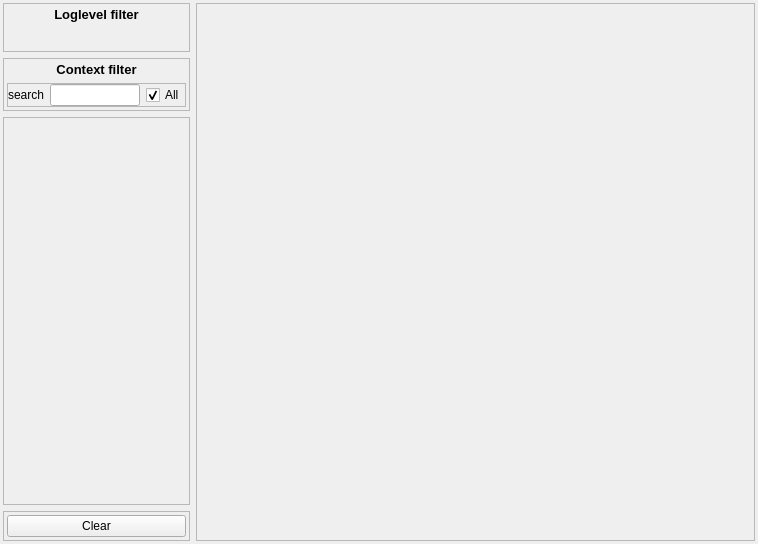
The window that core/ui/QAbstractLogView.ui (KROIA/Logger) describes before a commit, drawn with Qt 5.
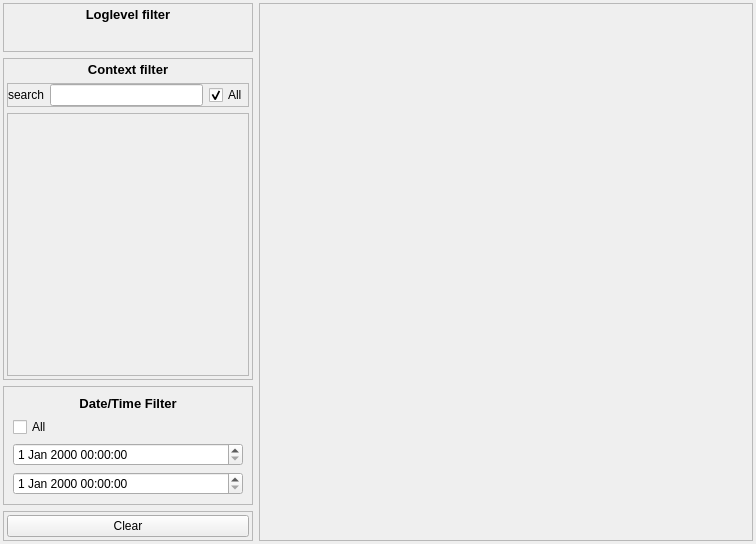
The same window after the commit. Custom widgets are drawn as their Qt base class.

The edit to the form file:
```diff
--- a/core/ui/QAbstractLogView.ui
+++ b/core/ui/QAbstractLogView.ui
@@ -6,14 +6,14 @@
    <rect>
     <x>0</x>
     <y>0</y>
-    <width>758</width>
+    <width>756</width>
     <height>544</height>
    </rect>
   </property>
   <property name="windowTitle">
    <string>Form</string>
   </property>
-  <layout class="QHBoxLayout" name="horizontalLayout" stretch="1,3">
+  <layout class="QHBoxLayout" name="horizontalLayout" stretch="1,0">
    <property name="leftMargin">
     <number>3</number>
    </property>
@@ -220,7 +220,7 @@
              <number>0</number>
             </property>
             <item row="0" column="1">
-             <widget class="QLineEdit" name="filter_lineEdit">
+             <widget class="QLineEdit" name="contextFilter_lineEdit">
               <property name="maximumSize">
                <size>
                 <width>16777215</width>
@@ -252,25 +252,79 @@
            </layout>
           </widget>
          </item>
+         <item>
+          <widget class="QScrollArea" name="context_scrollArea">
+           <property name="widgetResizable">
+            <bool>true</bool>
+           </property>
+           <widget class="QWidget" name="context_scrollAreaWidgetContents">
+            <property name="geometry">
+             <rect>
+              <x>0</x>
+              <y>0</y>
+              <width>240</width>
+              <height>270</height>
+             </rect>
+            </property>
+            <layout class="QVBoxLayout" name="verticalLayout_7"/>
+           </widget>
+          </widget>
+         </item>
         </layout>
        </widget>
       </item>
       <item>
-       <widget class="QScrollArea" name="context_scrollArea">
-        <property name="widgetResizable">
-         <bool>true</bool>
+       <widget class="QFrame" name="dateTimeFilter_frame">
+        <property name="minimumSize">
+         <size>
+          <width>0</width>
+          <height>50</height>
+         </size>
         </property>
-        <widget class="QWidget" name="context_scrollAreaWidgetContents">
-         <property name="geometry">
-          <rect>
-           <x>0</x>
-           <y>0</y>
-           <width>185</width>
-           <height>385</height>
-          </rect>
-         </property>
-         <layout class="QVBoxLayout" name="verticalLayout_7"/>
-        </widget>
+        <property name="frameShape">
+         <enum>QFrame::Box</enum>
+        </property>
+        <property name="frameShadow">
+         <enum>QFrame::Raised</enum>
+        </property>
+        <property name="lineWidth">
+         <number>0</number>
+        </property>
+        <property name="midLineWidth">
+         <number>1</number>
+        </property>
+        <layout class="QGridLayout" name="gridLayout">
+         <item row="3" column="0">
+          <widget class="Log::UI::DateTimeWidget" name="dateTimeFilterMax_dateTimeEdit"/>
+         </item>
+         <item row="2" column="0">
+          <widget class="Log::UI::DateTimeWidget" name="dateTimeFilterMin_dateTimeEdit"/>
+         </item>
+         <item row="0" column="0">
+          <widget class="QLabel" name="label_3">
+           <property name="font">
+            <font>
+             <pointsize>10</pointsize>
+             <weight>75</weight>
+             <bold>true</bold>
+            </font>
+           </property>
+           <property name="text">
+            <string>Date/Time Filter</string>
+           </property>
+           <property name="alignment">
+            <set>Qt::AlignCenter</set>
+           </property>
+          </widget>
+         </item>
+         <item row="1" column="0">
+          <widget class="QCheckBox" name="dateTimeFilterAll_checkBox">
+           <property name="text">
+            <string>All</string>
+           </property>
+          </widget>
+         </item>
+        </layout>
        </widget>
       </item>
       <item>
@@ -354,6 +408,13 @@
    </item>
   </layout>
  </widget>
+ <customwidgets>
+  <customwidget>
+   <class>Log::UI::DateTimeWidget</class>
+   <extends>QDateTimeEdit</extends>
+   <header>ui/DateTimeWidget.h</header>
+  </customwidget>
+ </customwidgets>
  <resources/>
  <connections/>
 </ui>
```
